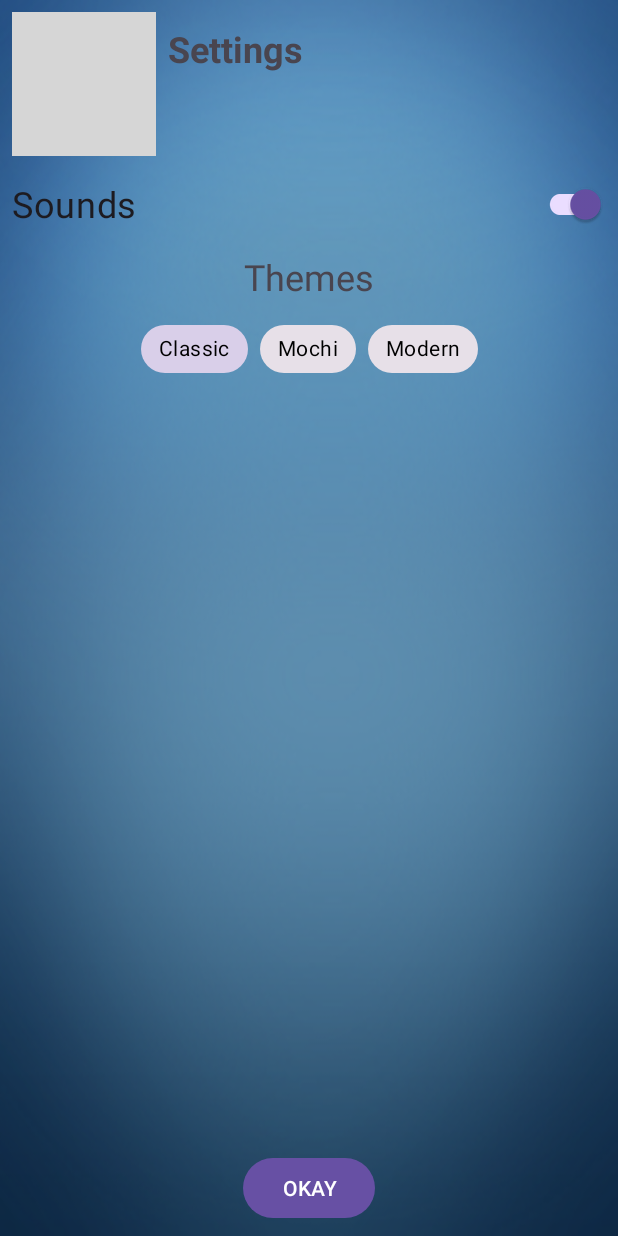
After one commit to achunt2143/W-Launcher, an Android app: the fragment SettingsPage placed in its activity, on a phone screen of 412 x 824 dp. The commit adds this screen. Run offline under Robolectric (Android 15) with nearby library versions, the phone set to English and light mode, and no system bars; grey boxes are pictures that could not be loaded.

Commit message:
bug fixes and settings

```diff
--- a/app/build.gradle
+++ b/app/build.gradle
@@ -32,8 +32,8 @@ android {
 
 dependencies {
 
-    implementation 'androidx.appcompat:appcompat:1.3.0'
-    implementation 'com.google.android.material:material:1.4.0'
+    implementation 'androidx.appcompat:appcompat:1.5.1'
+    implementation 'com.google.android.material:material:1.7.0'
     implementation 'androidx.constraintlayout:constraintlayout:2.0.4'
     implementation 'androidx.navigation:navigation-fragment:2.5.3'
     implementation 'androidx.navigation:navigation-ui:2.5.1'
--- a/app/src/main/java/com/achunt/weboslauncher/MainActivity.java
+++ b/app/src/main/java/com/achunt/weboslauncher/MainActivity.java
@@ -57,6 +57,7 @@ public class MainActivity extends AppCompatActivity {
     @Override
     public void onBackPressed() {
         super.onBackPressed();
+        loadFragment(new HomeScreen());
     }
 
     @Override
--- /dev/null
+++ b/app/src/main/java/com/achunt/weboslauncher/SettingsPage.java
@@ -0,0 +1,62 @@
+package com.achunt.weboslauncher;
+
+import android.annotation.SuppressLint;
+import android.content.Context;
+import android.content.SharedPreferences;
+import android.os.Bundle;
+import android.transition.Slide;
+import android.view.Gravity;
+import android.view.LayoutInflater;
+import android.view.View;
+import android.view.ViewGroup;
+import android.view.Window;
+import android.widget.Button;
+
+import androidx.annotation.NonNull;
+import androidx.annotation.Nullable;
+import androidx.core.content.ContextCompat;
+import androidx.fragment.app.Fragment;
+
+import com.google.android.material.chip.ChipGroup;
+import com.google.android.material.switchmaterial.SwitchMaterial;
+
+
+public class SettingsPage extends Fragment {
+
+    public SettingsPage() {
+
+    }
+
+    @Nullable
+    @Override
+    public View onCreateView(LayoutInflater inflater, ViewGroup container, Bundle savedInstanceState) {
+        // Inflate the layout for this fragment
+        return inflater.inflate(R.layout.fragment_settings_page, container, false);
+    }
+
+    @SuppressLint("ResourceType")
+    @Override
+    public void onViewCreated(@NonNull View view, @Nullable Bundle savedInstanceState) {
+        super.onViewCreated(view, savedInstanceState);
+        Window w = getActivity().getWindow();
+        w.setStatusBarColor(ContextCompat.getColor(getActivity(), R.color.abt));
+        Context context = getActivity();
+        SharedPreferences sharedPref = context.getSharedPreferences("Settings", Context.MODE_PRIVATE);
+        SharedPreferences.Editor edit = sharedPref.edit();
+        SwitchMaterial sound = view.findViewById(R.id.soundSwitch);
+        sound.setChecked(sharedPref.getBoolean("sound", true));
+        ChipGroup theme = view.findViewById(R.id.chip_group);
+        theme.check(sharedPref.getInt("theme", 1));
+        Button okay = view.findViewById(R.id.setOkay);
+        okay.setOnClickListener(v -> {
+            edit.putBoolean("sound", sound.isChecked());
+            edit.putInt("theme", theme.getCheckedChipId());
+            edit.apply();
+            Fragment myFragment = new HomeScreen();
+            myFragment.setEnterTransition(new Slide(Gravity.BOTTOM));
+            getParentFragmentManager().beginTransaction().replace(R.id.container, myFragment).commit();
+        });
+
+    }
+
+}
--- /dev/null
+++ b/app/src/main/res/layout/fragment_settings_page.xml
@@ -0,0 +1,111 @@
+<?xml version="1.0" encoding="utf-8"?>
+<androidx.constraintlayout.widget.ConstraintLayout xmlns:android="http://schemas.android.com/apk/res/android"
+    xmlns:app="http://schemas.android.com/apk/res-auto"
+    android:layout_width="match_parent"
+    android:layout_height="match_parent"
+    android:background="@drawable/acbodybg"
+    android:theme="@style/Theme.Material3.Light">
+
+    <ImageView
+        android:id="@+id/beanSettings"
+        android:layout_width="wrap_content"
+        android:layout_height="wrap_content"
+        android:layout_margin="8dp"
+        android:layout_marginTop="16dp"
+        android:src="@drawable/launchersm"
+        app:layout_constraintEnd_toStartOf="@+id/settings"
+        app:layout_constraintStart_toStartOf="parent"
+
+        app:layout_constraintTop_toTopOf="parent" />
+
+    <TextView
+        android:id="@+id/settings"
+        android:layout_width="wrap_content"
+        android:layout_height="wrap_content"
+        android:layout_gravity="center"
+        android:layout_margin="8dp"
+        android:layout_marginTop="16dp"
+        android:text="Settings"
+        android:textAlignment="center"
+        android:textSize="24sp"
+        android:textStyle="bold"
+        app:layout_constraintStart_toEndOf="@+id/beanSettings"
+        app:layout_constraintTop_toTopOf="@id/beanSettings" />
+
+    <com.google.android.material.switchmaterial.SwitchMaterial
+        android:id="@+id/soundSwitch"
+        android:layout_width="match_parent"
+        android:layout_height="wrap_content"
+        android:layout_margin="8dp"
+        android:text="Sounds"
+        android:textSize="24sp"
+        app:layout_constraintEnd_toEndOf="parent"
+        app:layout_constraintStart_toStartOf="parent"
+        app:layout_constraintTop_toBottomOf="@id/beanSettings" />
+
+    <TextView
+        android:id="@+id/themeText"
+        android:layout_width="wrap_content"
+        android:layout_height="wrap_content"
+        android:layout_margin="8dp"
+        android:layout_marginTop="16dp"
+        android:text="Themes"
+        android:textSize="24dp"
+        app:layout_constraintBottom_toTopOf="@+id/chip_group"
+        app:layout_constraintEnd_toEndOf="parent"
+        app:layout_constraintStart_toStartOf="parent"
+        app:layout_constraintTop_toBottomOf="@id/soundSwitch" />
+
+    <com.google.android.material.chip.ChipGroup
+        android:id="@+id/chip_group"
+        android:layout_width="wrap_content"
+        android:layout_height="wrap_content"
+        android:layout_margin="8dp"
+        app:checkedChip="@id/chip_classic"
+        app:layout_constraintEnd_toEndOf="parent"
+        app:layout_constraintStart_toStartOf="parent"
+        app:layout_constraintTop_toBottomOf="@id/themeText"
+        app:singleSelection="true">
+
+        <com.google.android.material.chip.Chip
+            android:id="@+id/chip_classic"
+            style="@style/Widget.MaterialComponents.Chip.Choice"
+            android:layout_width="wrap_content"
+            android:layout_height="wrap_content"
+            android:checked="true"
+            android:text="Classic"
+            android:textColor="@color/black" />
+
+        <com.google.android.material.chip.Chip
+            android:id="@+id/chip_mochi"
+            style="@style/Widget.MaterialComponents.Chip.Choice"
+            android:layout_width="wrap_content"
+            android:layout_height="wrap_content"
+            android:checked="false"
+            android:text="Mochi"
+            android:textColor="@color/black" />
+
+        <com.google.android.material.chip.Chip
+            android:id="@+id/chip_modern"
+            style="@style/Widget.MaterialComponents.Chip.Choice"
+            android:layout_width="wrap_content"
+            android:layout_height="wrap_content"
+            android:checked="false"
+            android:text="Modern"
+            android:textColor="@color/black" />
+
+    </com.google.android.material.chip.ChipGroup>
+
+    <Button
+        android:id="@+id/setOkay"
+        style="@style/Widget.Material3.Button"
+        android:layout_width="wrap_content"
+        android:layout_height="wrap_content"
+        android:layout_margin="8dp"
+        android:text="OKAY"
+        app:layout_constraintBottom_toBottomOf="parent"
+        app:layout_constraintEnd_toEndOf="parent"
+        app:layout_constraintStart_toStartOf="parent" />
+
+
+</androidx.constraintlayout.widget.ConstraintLayout>
```
Also changed, not shown: app/src/main/java/com/achunt/weboslauncher/AppsDrawer.java (+14 -0 lines), app/src/main/java/com/achunt/weboslauncher/HelpPage.java (+15 -2 lines), app/src/main/java/com/achunt/weboslauncher/RAdapterSettings.java (+5 -2 lines), app/src/main/res/layout/fragment_help_page.xml (+7 -11 lines), app/src/main/res/layout/homescreen.xml (+32 -6 lines), app/src/main/res/drawable/github.png (added), 47 other files.
